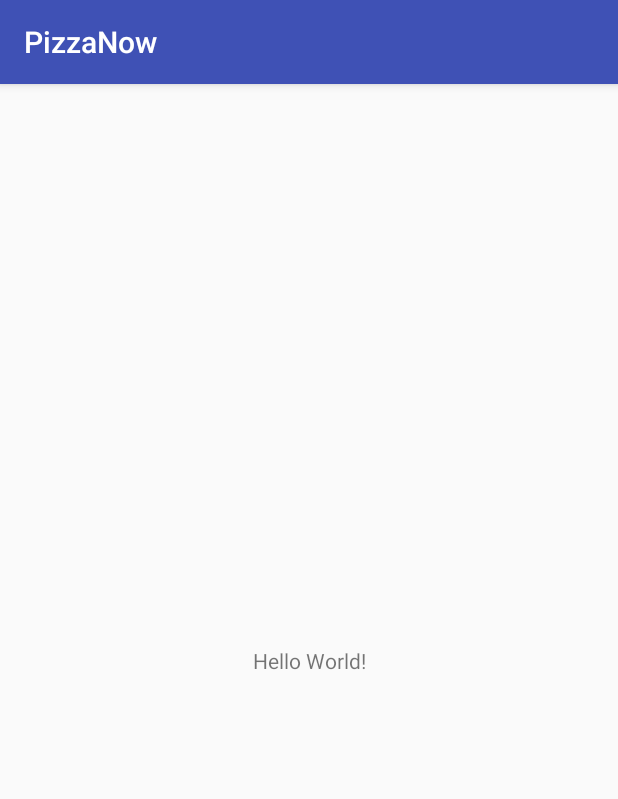
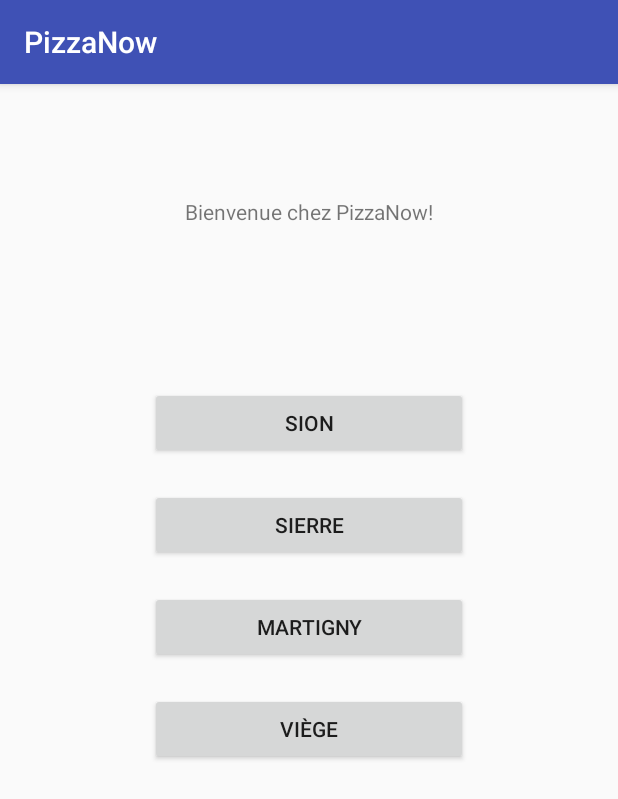
Before and after one commit to nicolassolioz/PizzaNow, an Android app: the screen it shows after launch (MainActivity), on a phone screen of 412 x 824 dp. Shown: the top 799 px of the screen. Run offline under Robolectric (Android 15) with nearby library versions, the light colour scheme and no system bars.

Commit message:
First Layout

```diff
--- a/app/src/main/res/layout/activity_main.xml
+++ b/app/src/main/res/layout/activity_main.xml
@@ -6,13 +6,81 @@
     android:layout_height="match_parent"
     tools:context=".MainActivity">
 
+    xmlns:app="http://schemas.android.com/apk/res-auto"
+    xmlns:tools="http://schemas.android.com/tools"
+    android:layout_width="match_parent"
+    android:layout_height="match_parent"
+    tools:context=".MainActivity">
+
+    <Button
+        android:id="@+id/button"
+        android:layout_width="0dp"
+        android:layout_height="wrap_content"
+        android:layout_marginStart="100dp"
+        android:layout_marginLeft="100dp"
+        android:layout_marginTop="107dp"
+        android:layout_marginEnd="100dp"
+        android:layout_marginRight="100dp"
+        android:text="@string/city_a"
+        app:layout_constraintEnd_toEndOf="parent"
+        app:layout_constraintStart_toStartOf="parent"
+        app:layout_constraintTop_toBottomOf="@+id/textView" />
+
+    <Button
+        android:id="@+id/button2"
+        android:layout_width="0dp"
+        android:layout_height="wrap_content"
+        android:layout_marginStart="100dp"
+        android:layout_marginLeft="100dp"
+        android:layout_marginTop="20dp"
+        android:layout_marginEnd="100dp"
+        android:layout_marginRight="100dp"
+        android:text="@string/city_b"
+        app:layout_constraintEnd_toEndOf="parent"
+        app:layout_constraintStart_toStartOf="parent"
+        app:layout_constraintTop_toBottomOf="@+id/button" />
+
+    <Button
+        android:id="@+id/button3"
+        android:layout_width="0dp"
+        android:layout_height="wrap_content"
+        android:layout_marginStart="100dp"
+        android:layout_marginLeft="100dp"
+        android:layout_marginTop="20dp"
+        android:layout_marginEnd="100dp"
+        android:layout_marginRight="100dp"
+        android:text="@string/city_c"
+        app:layout_constraintEnd_toEndOf="parent"
+        app:layout_constraintHorizontal_bias="0.512"
+        app:layout_constraintStart_toStartOf="parent"
+        app:layout_constraintTop_toBottomOf="@+id/button2" />
+
+    <Button
+        android:id="@+id/button4"
+        android:layout_width="0dp"
+        android:layout_height="wrap_content"
+        android:layout_marginStart="100dp"
+        android:layout_marginLeft="100dp"
+        android:layout_marginTop="20dp"
+        android:layout_marginEnd="100dp"
+        android:layout_marginRight="100dp"
+        android:text="@string/city_d"
+        app:layout_constraintEnd_toEndOf="parent"
+        app:layout_constraintStart_toStartOf="parent"
+        app:layout_constraintTop_toBottomOf="@+id/button3" />
+
     <TextView
+        android:id="@+id/textView"
         android:layout_width="wrap_content"
-        android:layout_height="wrap_content"
-        android:text="Hello World!"
-        app:layout_constraintBottom_toBottomOf="parent"
-        app:layout_constraintLeft_toLeftOf="parent"
-        app:layout_constraintRight_toRightOf="parent"
+        android:layout_height="0dp"
+        android:layout_marginStart="100dp"
+        android:layout_marginLeft="100dp"
+        android:layout_marginTop="75dp"
+        android:layout_marginEnd="100dp"
+        android:layout_marginRight="100dp"
+        android:text="@string/welcome_fr"
+        app:layout_constraintEnd_toEndOf="parent"
+        app:layout_constraintStart_toStartOf="parent"
         app:layout_constraintTop_toTopOf="parent" />
 
 </android.support.constraint.ConstraintLayout>
--- a/app/src/main/res/values/strings.xml
+++ b/app/src/main/res/values/strings.xml
@@ -1,3 +1,9 @@
 <resources>
     <string name="app_name">PizzaNow</string>
+    <string name="welcome_fr">Bienvenue chez PizzaNow!</string>
+    <string name="welcome_en">Pizza</string>
+    <string name="city_a">Sion</string>
+    <string name="city_b">Sierre</string>
+    <string name="city_c">Martigny</string>
+    <string name="city_d">Viège</string>
 </resources>
--- a/build.gradle
+++ b/build.gradle
@@ -7,7 +7,7 @@ buildscript {
         jcenter()
     }
     dependencies {
-        classpath 'com.android.tools.build:gradle:3.1.4'
+        classpath 'com.android.tools.build:gradle:3.2.0'
 
 
         // NOTE: Do not place your application dependencies here; they belong
```
Also changed, not shown: gradle/wrapper/gradle-wrapper.properties.
